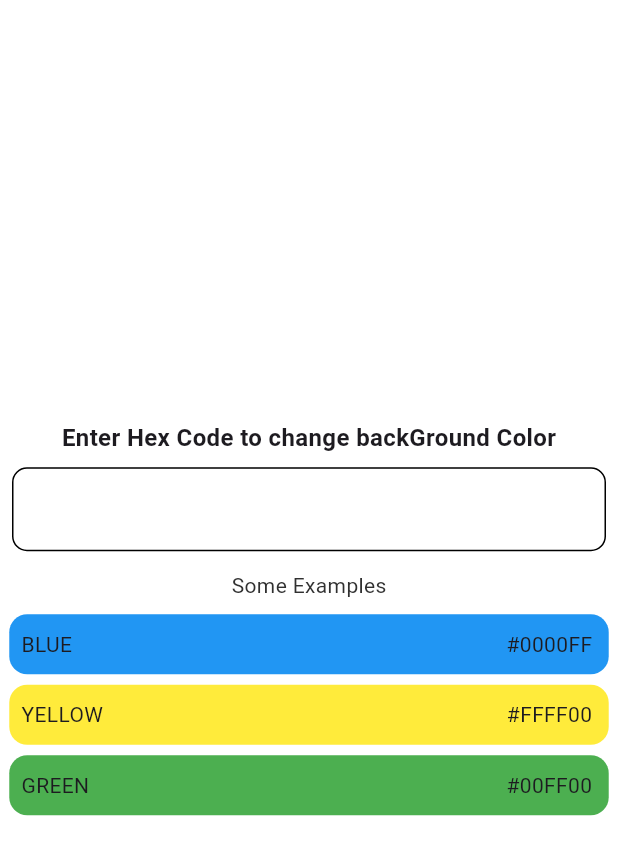
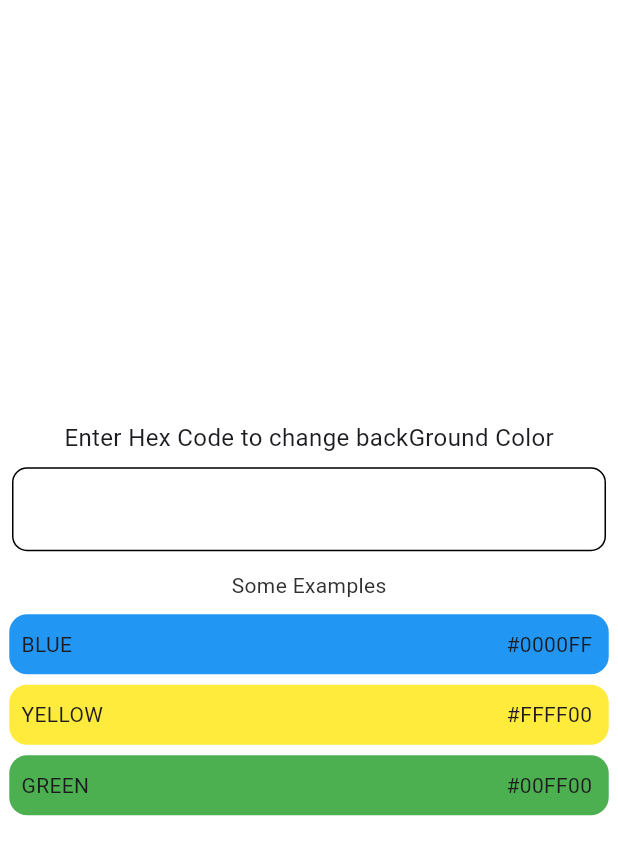
Before and after one commit to Amjadyabroudi128/colorgenerate, a Flutter app: the screen it shows after launch, on a phone screen of 412 x 824 dp. Shown: the top 855 px of the screen. Run offline on Flutter 3.47's test engine with Material 3 defaults, Android fonts, the light colour scheme and no system bars.

Commit message:
font helper

```diff
--- a/lib/consts/textStyle.dart
+++ b/lib/consts/textStyle.dart
@@ -1,10 +1,11 @@
 
 
 import 'package:colorgenerate/consts/Colors.dart';
+import 'package:colorgenerate/consts/fontHelper.dart';
 import 'package:flutter/material.dart';
 
 TextStyle enter = TextStyle(
     fontSize: 16,
-  fontWeight: FontWeight.bold
+  fontWeight: Fonthelper.bold
 );
 TextStyle examples = TextStyle(fontSize: 14, color: myColors.exampleClr);
```
